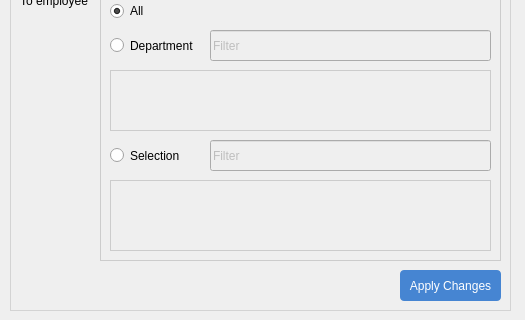
This is IriTrackerStandard/AssignmentExceptionForm.ui in Jully-02/iri-tracker-standard as Qt 5 draws it before an edit; both pictures show x 0 to 525 and y 340 to 660 of the 525 by 660 pixel window. The edited form follows.
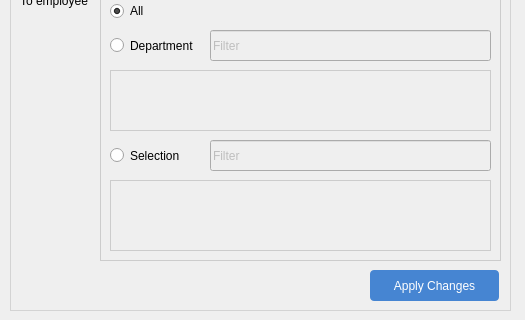
This is the edited form.

Diff of the .ui file:
```diff
--- a/IriTrackerStandard/AssignmentExceptionForm.ui
+++ b/IriTrackerStandard/AssignmentExceptionForm.ui
@@ -399,9 +399,9 @@
    <widget class="QPushButton" name="applyButton">
     <property name="geometry">
      <rect>
-      <x>390</x>
+      <x>360</x>
       <y>440</y>
-      <width>101</width>
+      <width>129</width>
       <height>31</height>
      </rect>
     </property>
```
